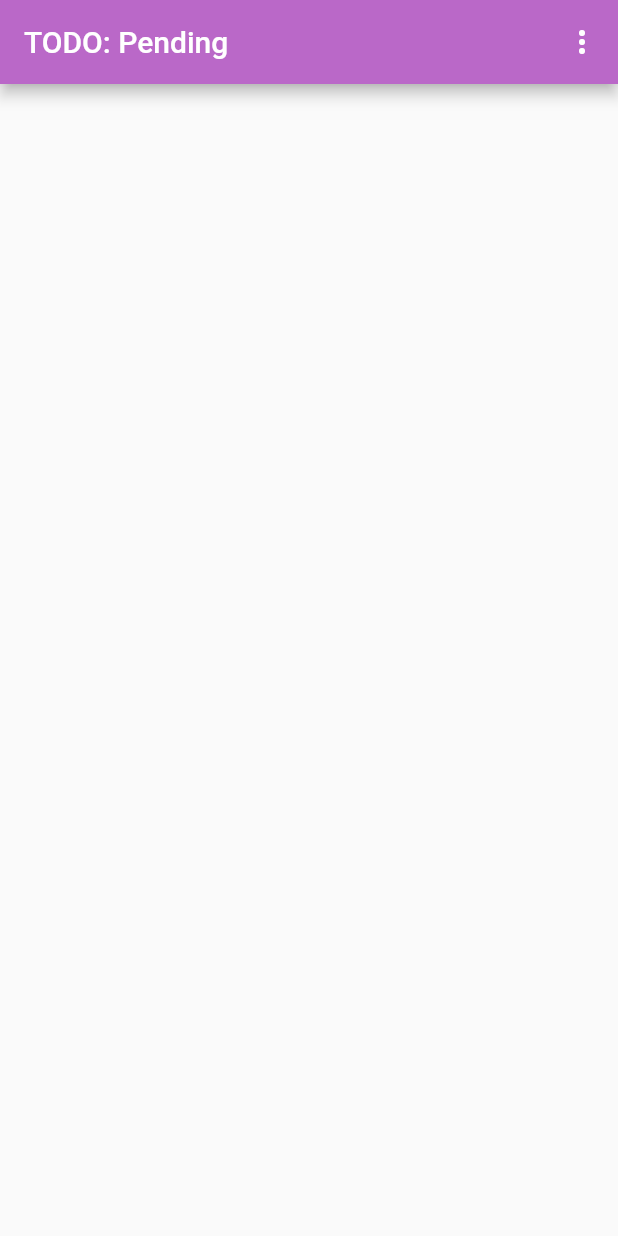
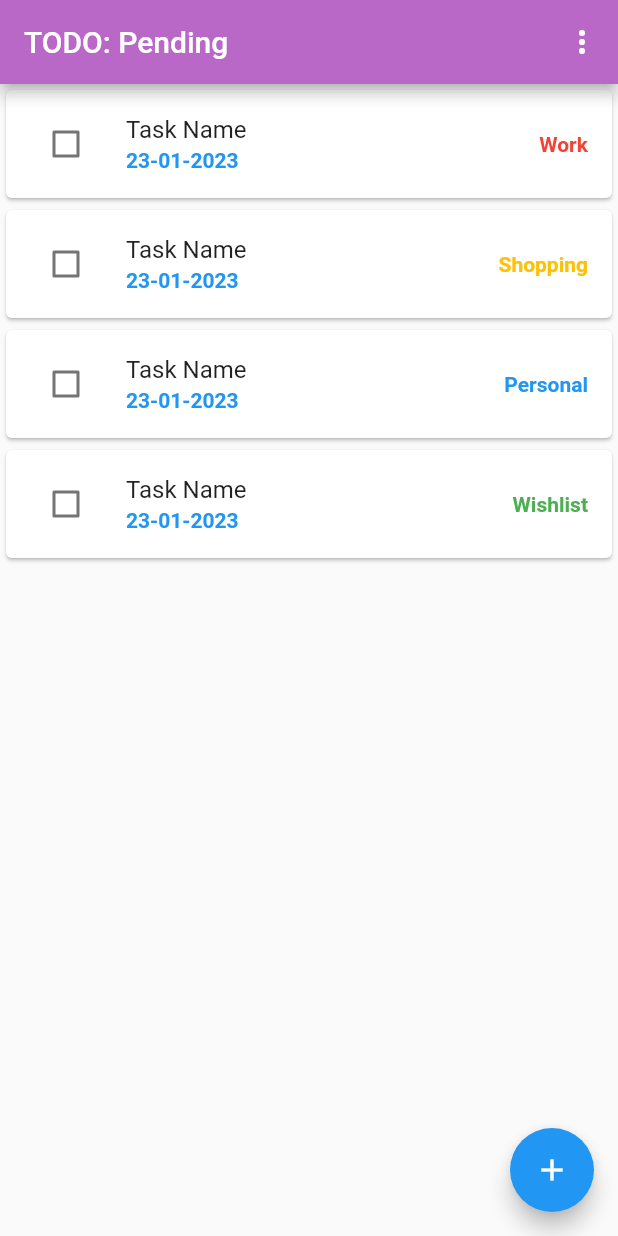
Before and after one commit to a-b-sabbir/Flutter_To-Do, a Flutter app: the screen it shows after launch, on a phone screen of 412 x 824 dp. Run offline on Flutter 3.47's test engine with Material 2 defaults, Android fonts, the phone set to English and light mode, and no system bars.

Commit message:
Task input

```diff
--- a/lib/cardWidget.dart
+++ b/lib/cardWidget.dart
@@ -22,9 +22,25 @@ class CardWidget extends StatelessWidget {
         ),
         trailing: Text(
           model.type,
-          style: TextStyle(color: Colors.yellow, fontWeight: FontWeight.bold),
+          style: TextStyle(
+              color: typeColor(model.type), fontWeight: FontWeight.bold),
         ),
       ),
     );
   }
 }
+
+typeColor(String value) {
+  switch (value) {
+    case "Shopping":
+      return Colors.amber;
+    case "Work":
+      return Colors.red;
+    case "Personal":
+      return Colors.blue;
+    case "Wishlist":
+      return Colors.green;
+    default:
+      return Colors.black;
+  }
+}
--- a/lib/my_home_page.dart
+++ b/lib/my_home_page.dart
@@ -1,6 +1,8 @@
 import 'package:flutter/material.dart';
 import 'package:to_do/data.dart';
 import 'package:to_do/cardWidget.dart';
+import 'package:to_do/model.dart';
+import 'package:to_do/newTaskPage.dart';
 
 class MyHomePage extends StatelessWidget {
   const MyHomePage({super.key});
@@ -20,7 +22,44 @@ class MyHomePage extends StatelessWidget {
                   .toList())
         ],
       ),
-      body: ListView(),
+      body: ListView(
+        children: [
+          CardWidget(
+              model: Model(
+                  taskName: "Task Name",
+                  taskDate: "23-01-2023",
+                  type: "Work",
+                  status: false)),
+          CardWidget(
+              model: Model(
+                  taskName: "Task Name",
+                  taskDate: "23-01-2023",
+                  type: "Shopping",
+                  status: false)),
+          CardWidget(
+              model: Model(
+                  taskName: "Task Name",
+                  taskDate: "23-01-2023",
+                  type: "Personal",
+                  status: false)),
+          CardWidget(
+              model: Model(
+                  taskName: "Task Name",
+                  taskDate: "23-01-2023",
+                  type: "Wishlist",
+                  status: true)),
+        ],
+      ),
+      floatingActionButton: FloatingActionButton(
+        onPressed: () {
+          Navigator.push(
+              context,
+              MaterialPageRoute(
+                builder: (context) => NewTaskPage(),
+              ));
+        },
+        child: Icon(Icons.add),
+      ),
     );
   }
 }
```
Also changed, not shown: lib/newTaskPage.dart (added, +88 -0 lines).
